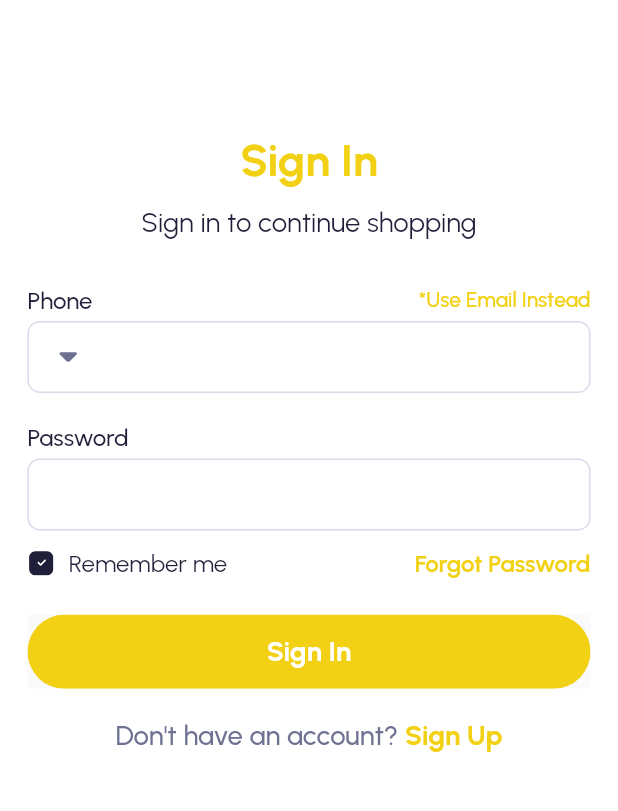
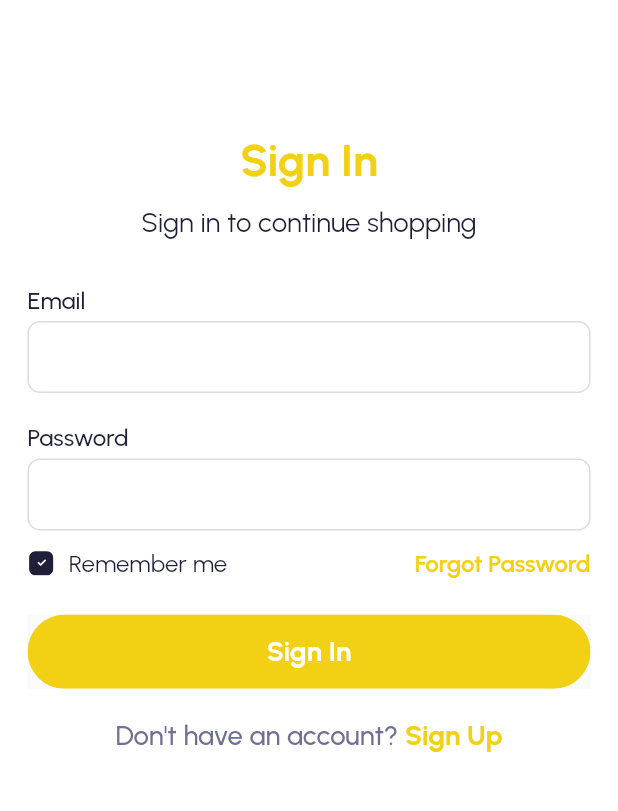
Before and after one commit to Aasim-Awan/ecommerce, a Flutter app: the screen it shows after launch, after a tap on "Wishlist", on a phone screen of 412 x 824 dp, the part 62-873 px from its top. Run offline on Flutter 3.47's test engine with Material 3 defaults, Android fonts, the phone set to English and light mode, and no system bars; our stand-ins replace cached_network_image, carousel_slider, csc_picker, dartz, dio, dots_indicator and 16 more; missing offline and left inert: flutter_inappwebview; accounts and stored records are empty; network calls fail.

```diff
--- a/lib/app/modules/auth/views/sign_in.dart
+++ b/lib/app/modules/auth/views/sign_in.dart
@@ -46,18 +46,19 @@ class _SignInScreenState extends State<SignInScreen> {
   void initState() {
     super.initState();
     authController.getSetting();
-    authController.getCountryCode();
+    // authController.getCountryCode();
 
     emailController.text =
         box.read('email') == null ? '' : box.read('email').toString();
     passController.text =
         box.read('password') == null ? '' : box.read('password').toString();
-    phoneController.text =
-        box.read('phone') == null ? '' : box.read('phone').toString();
+    // phoneController.text =
+    //     box.read('phone') == null ? '' : box.read('phone').toString();
     if (box.read('email') != null ||
-        box.read('password') != null ||
-        box.read('country_code') != null ||
-        box.read('phone') != null) {
+        box.read('password') != null
+        // box.read('country_code') != null ||
+        // box.read('phone') != null
+        ) {
       mark = true;
     } else {
       mark = false;
@@ -117,61 +118,61 @@ class _SignInScreenState extends State<SignInScreen> {
                                 emailController: emailController,
                                 emailValidator: (email) =>
                                     ValidationRules().email(email),
-                                phoneController: phoneController,
-                                prefix: Padding(
-                                  padding: EdgeInsets.only(left: 10.w),
-                                  child: PopupMenuButton(
-                                    shape: RoundedRectangleBorder(
-                                      borderRadius: BorderRadius.all(
-                                        Radius.circular(10.r),
-                                      ),
-                                    ),
-                                    position: PopupMenuPosition.under,
-                                    itemBuilder: (ctx) => List.generate(
-                                        authController
-                                            .countryCodeModel!.data!.length,
-                                        (index) => PopupMenuItem(
-                                              height: 32.h,
-                                              onTap: () async {
-                                                setState(() {
-                                                  authController.countryCode =
-                                                      authController
-                                                          .countryCodeModel!
-                                                          .data![index]
-                                                          .callingCode
-                                                          .toString();
-                                                });
-                                              },
-                                              child: Text(
-                                                authController.countryCodeModel!
-                                                    .data![index].callingCode
-                                                    .toString(),
-                                                style: GoogleFonts.urbanist(
-                                                    color: AppColor.textColor,
-                                                    fontWeight: FontWeight.w500,
-                                                    fontSize: 16.sp),
-                                              ),
-                                            )),
-                                    child: Row(
-                                      children: [
-                                        Text(
-                                          authController.countryCode,
-                                          style: GoogleFonts.urbanist(
-                                              color: AppColor.textColor,
-                                              fontSize: 16.sp,
-                                              fontWeight: FontWeight.w500),
-                                        ),
-                                        SizedBox(
-                                          width: 5.w,
-                                        ),
-                                        SvgPicture.asset(SvgIcon.down)
-                                      ],
-                                    ),
-                                  ),
-                                ),
-                                phoneValidator: (phone) =>
-                                    ValidationRules().normal(phone),
-                              ),
+                                // phoneController: phoneController,
+                              //   prefix: Padding(
+                              //     padding: EdgeInsets.only(left: 10.w),
+                              //     // child: PopupMenuButton(
+                              //       shape: RoundedRectangleBorder(
+                              //         borderRadius: BorderRadius.all(
+                              //           Radius.circular(10.r),
+                              //         ),
+                              //       ),
+                              //       position: PopupMenuPosition.under,
+                              //       itemBuilder: (ctx) => List.generate(
+                              //           authController
+                              //               .countryCodeModel!.data!.length,
+                              //           (index) => PopupMenuItem(
+                              //                 height: 32.h,
+                              //                 onTap: () async {
+                              //                   setState(() {
+                              //                     authController.countryCode =
+                              //                         authController
+                              //                             .countryCodeModel!
+                              //                             .data![index]
+                              //                             .callingCode
+                              //                             .toString();
+                              //                   });
+                              //                 },
+                              //                 child: Text(
+                              //                   authController.countryCodeModel!
+                              //                       .data![index].callingCode
+                              //                       .toString(),
+                              //                   style: GoogleFonts.urbanist(
+                              //                       color: AppColor.textColor,
+                              //                       fontWeight: FontWeight.w500,
+                              //                       fontSize: 16.sp),
+                              //                 ),
+                              //               )),
+                              //       child: Row(
+                              //         children: [
+                              //           Text(
+                              //             authController.countryCode,
+                              //             style: GoogleFonts.urbanist(
+                              //                 color: AppColor.textColor,
+                              //                 fontSize: 16.sp,
+                              //                 fontWeight: FontWeight.w500),
+                              //           ),
+                              //           SizedBox(
+                              //             width: 5.w,
+                              //           ),
+                              //           SvgPicture.asset(SvgIcon.down)
+                              //         ],
+                              //       ),
+                              //     ),
+                              //   ),
+                              //   // phoneValidator: (phone) =>
+                              //   //     ValidationRules().normal(phone),
+                               ),
                               SizedBox(height: 20.h),
                               FormFieldTitle(title: "Password".tr),
                               SizedBox(height: 4.h),
--- a/lib/app/modules/auth/widgets/swap_field_title.dart
+++ b/lib/app/modules/auth/widgets/swap_field_title.dart
@@ -11,30 +11,33 @@ class SwapFieldTitle extends StatelessWidget {
 
   @override
   Widget build(BuildContext context) {
-    final fieldSwapController = Get.put(SwapTitleController());
-    return Obx(() {
+    // final fieldSwapController = Get.put(SwapTitleController());
+    // return Obx(() {
       return Row(
         mainAxisAlignment: MainAxisAlignment.spaceBetween,
         children: [
           CustomText(
             text:
-                fieldSwapController.isShowEmailField.value ? "Email".tr : "Phone".tr,
+                // fieldSwapController.isShowEmailField.value
+                "Email".tr,
+                //? : "Phone".tr,
             size: 14.sp,
             weight: FontWeight.w500,
           ),
-          GestureDetector(
-            onTap: fieldSwapController.showEmailField,
-            child: CustomText(
-              text: fieldSwapController.isShowEmailField.value
-                  ? "*Use Phone Instead".tr
-                  : "*Use Email Instead".tr,
-              color: AppColor.primaryColor,
-              weight: FontWeight.w500,
-              decoration: true,
-            ),
-          )
+          // GestureDetector(
+          //   onTap: fieldSwapController.showEmailField,
+          //   // child: CustomText(
+          //   //    text:
+          //   //   // fieldSwapController.isShowEmailField.value
+          //   //       // ? "*Use Phone Instead".tr:
+          //   //        "*Use Email Instead".tr,
+          //   //   color: AppColor.primaryColor,
+          //   //   weight: FontWeight.w500,
+          //   //   decoration: true,
+          //   // ),
+          // )
         ],
       );
-    });
+    // });
   }
 }
--- a/lib/app/modules/auth/widgets/swap_form_field.dart
+++ b/lib/app/modules/auth/widgets/swap_form_field.dart
@@ -25,19 +25,23 @@ class SwapFormField extends StatelessWidget {
   @override
   Widget build(BuildContext context) {
     final swapTitleController = Get.find<SwapTitleController>();
-    return Obx(
-      () {
-        return swapTitleController.isShowEmailField.value
-            ? CustomFormField(
+    return CustomFormField(
                 controller: emailController,
                 validator: emailValidator,
-              )
-            : CustomPhoneFormField(
-                phoneController: phoneController,
-                validator: phoneValidator,
-                prefix: prefix,
               );
-      },
-    );
+    // return Obx(
+    //   () {
+    //     return swapTitleController.isShowEmailField.value
+    //         ? CustomFormField(
+    //             controller: emailController,
+    //             validator: emailValidator,
+    //           )
+    //         : CustomPhoneFormField(
+    //             phoneController: phoneController,
+    //             validator: phoneValidator,
+    //             prefix: prefix,
+    //           );
+    //   },
+    // );
   }
 }
--- a/lib/data/server/app_server.dart
+++ b/lib/data/server/app_server.dart
@@ -24,6 +24,9 @@ class AppServer {
             "x-api-key": ApiList.licenseCode.toString(),
             'Authorization': token
           },
+           validateStatus: (_) => true,
+ contentType: Headers.jsonContentType,
+ responseType:ResponseType.json,
           ), queryParameters: queryParameters);
     } on DioException catch (e) {
       if (e.response != null) {
```
